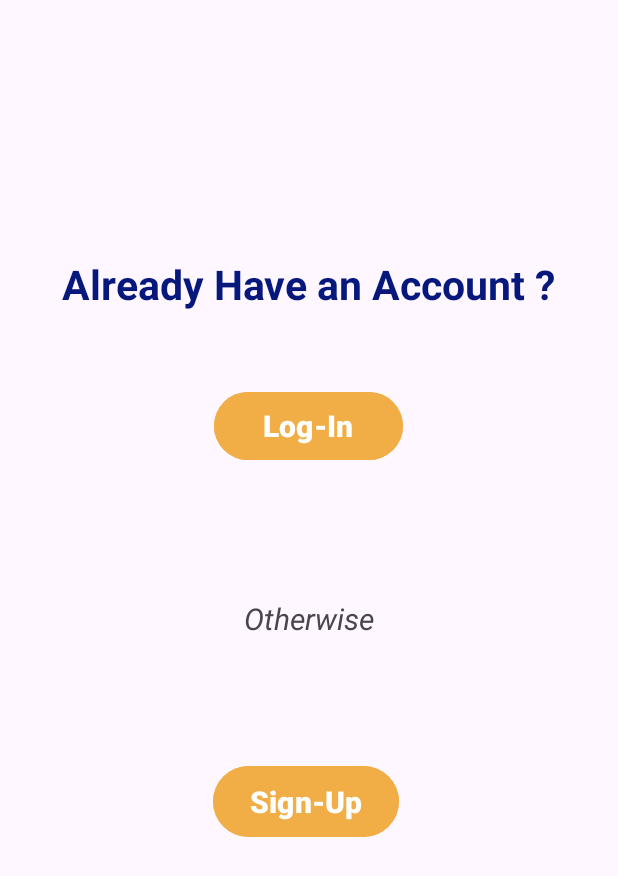
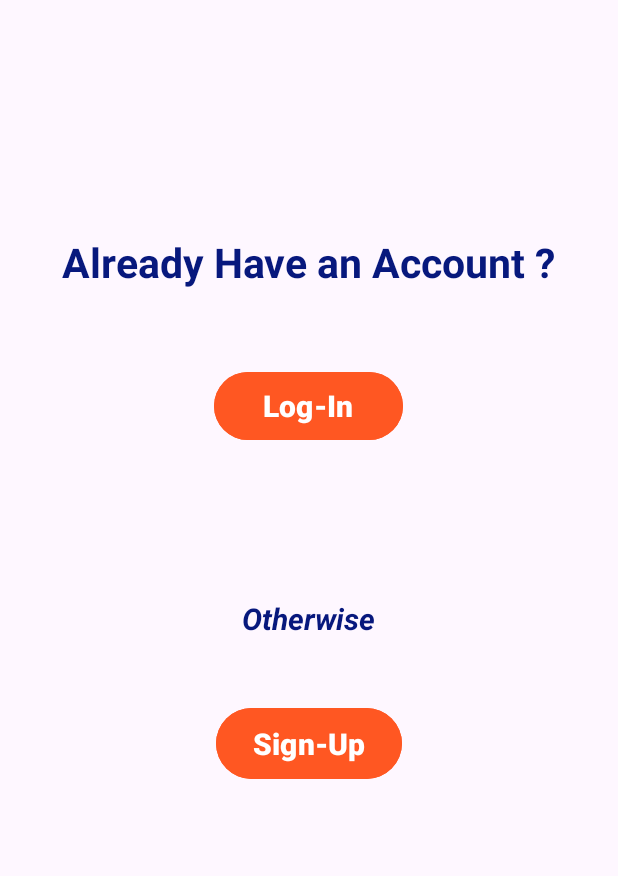
Before and after one commit to Harshada-Katkar/ExploreEaseApp, an Android app: the FirstActivity screen opened directly, with no data from a screen before it, on a phone screen of 412 x 824 dp. Shown: the top 876 px of the screen. Run offline under Robolectric (Android 15) with nearby library versions, the phone set to English and light mode, and no system bars.

Commit message:
ExploreEase App By :- 1.Gophane Dnyaneshwari. 2.Katkar Harshada. 3.Raut Pratiksha. 4.Misal Gauri.

```diff
--- a/app/src/main/res/layout/activity_first.xml
+++ b/app/src/main/res/layout/activity_first.xml
@@ -26,7 +26,7 @@
         android:id="@+id/buttonLogin"
         android:layout_width="126dp"
         android:layout_height="53dp"
-        android:backgroundTint="#F1AE47"
+        android:backgroundTint="#FF5722"
         android:text="Log-In"
         android:textSize="20dp"
         android:textStyle="bold"
@@ -35,29 +35,30 @@
         app:layout_constraintHorizontal_bias="0.498"
         app:layout_constraintStart_toStartOf="parent"
         app:layout_constraintTop_toTopOf="parent"
-        app:layout_constraintVertical_bias="0.334" />
+        app:layout_constraintVertical_bias="0.317" />
 
     <Button
         android:id="@+id/buttonSignup"
         android:layout_width="124dp"
         android:layout_height="55dp"
-        android:backgroundTint="#F1AE47"
+        android:backgroundTint="#FF5722"
         android:text="Sign-Up"
         android:textSize="20dp"
         android:textStyle="bold"
         app:layout_constraintBottom_toBottomOf="parent"
         app:layout_constraintEnd_toEndOf="parent"
-        app:layout_constraintHorizontal_bias="0.494"
+        app:layout_constraintHorizontal_bias="0.501"
         app:layout_constraintStart_toStartOf="parent"
         app:layout_constraintTop_toTopOf="parent"
-        app:layout_constraintVertical_bias="0.659" />
+        app:layout_constraintVertical_bias="0.609" />
 
     <TextView
         android:id="@+id/textView18"
         android:layout_width="wrap_content"
         android:layout_height="wrap_content"
         android:text="Otherwise"
-        android:textStyle="italic"
+        android:textStyle="italic|bold"
+        android:textColor="#07187d"
         android:textSize="20dp"
         app:layout_constraintBottom_toBottomOf="parent"
         app:layout_constraintEnd_toEndOf="parent"
--- a/app/src/main/res/layout/activity_login.xml
+++ b/app/src/main/res/layout/activity_login.xml
@@ -55,7 +55,7 @@
         android:layout_width="wrap_content"
         android:layout_height="wrap_content"
         android:layout_weight="1"
-        android:backgroundTint="#F0AD47"
+        android:backgroundTint="#FF5722"
         android:text="Log-In"
         android:textAllCaps="true"
         android:textSize="20dp"
--- a/app/src/main/res/layout/activity_signup.xml
+++ b/app/src/main/res/layout/activity_signup.xml
@@ -110,7 +110,7 @@
         android:id="@+id/buttonSignup"
         android:layout_width="wrap_content"
         android:layout_height="wrap_content"
-        android:backgroundTint="#F0AD47"
+        android:backgroundTint="#FF5722"
         android:text="Sign-Up"
         android:textSize="20dp"
         app:layout_constraintBottom_toBottomOf="parent"
```
